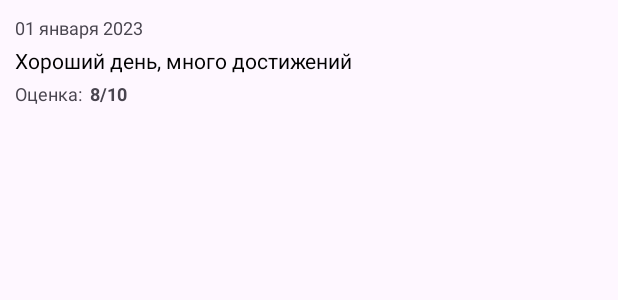
After one commit to app1e-ctrl-c-v/AndroidNerworkMoodDiary, an Android app: the layout activity_item.xml on its own in the app's theme, with its tools: preview values and no code run, on a phone screen of 412 x 824 dp. The commit adds this screen. Shown: the top 300 px of the screen. Run offline under Robolectric (Android 15) with nearby library versions, the phone set to English and light mode, and no system bars.

Commit message:
Добавлена модель для Дневника настроения и адаптер

```diff
--- a/app/src/main/java/com/example/androidnetworkmooddiary/LoginActivity.java
+++ b/app/src/main/java/com/example/androidnetworkmooddiary/LoginActivity.java
@@ -225,11 +225,9 @@ public class LoginActivity extends AppCompatActivity {
         } else {
             inputStream = connection.getErrorStream();
         }
-
         if (inputStream == null) {
             return null;
         }
-
         BufferedReader reader = new BufferedReader(new InputStreamReader(inputStream, "UTF-8"));
         StringBuilder response = new StringBuilder();
         String line;
--- /dev/null
+++ b/app/src/main/res/layout/activity_item.xml
@@ -0,0 +1,47 @@
+<?xml version="1.0" encoding="utf-8"?>
+<LinearLayout xmlns:android="http://schemas.android.com/apk/res/android"
+    android:layout_width="match_parent"
+    android:layout_height="wrap_content"
+    android:padding="10dp"
+    android:orientation="vertical">
+    <TextView
+        android:id="@+id/textDate"
+        android:layout_width="wrap_content"
+        android:layout_height="wrap_content"
+        android:text="01 января 2023"
+        android:textSize="12sp"
+        android:layout_marginBottom="4dp" />
+    <TextView
+        android:id="@+id/textComment"
+        android:layout_width="match_parent"
+        android:layout_height="wrap_content"
+        android:text="Хороший день, много достижений"
+        android:textSize="14sp"
+        android:textColor="@color/black"
+        android:maxLines="3"
+        android:ellipsize="end"
+        android:layout_marginBottom="4dp" />
+    <LinearLayout
+        android:layout_width="wrap_content"
+        android:layout_height="wrap_content"
+        android:orientation="horizontal"
+        android:gravity="center_vertical">
+
+        <TextView
+            android:layout_width="wrap_content"
+            android:layout_height="wrap_content"
+            android:text="Оценка:"
+            android:textSize="12sp"
+            android:layout_marginEnd="5dp" />
+
+        <TextView
+            android:id="@+id/textMoodRating"
+            android:layout_width="wrap_content"
+            android:layout_height="wrap_content"
+            android:text="8/10"
+            android:textSize="12sp"
+            android:textStyle="bold" />
+
+    </LinearLayout>
+
+</LinearLayout>
```
Also changed, not shown: app/src/main/java/com/example/androidnetworkmooddiary/MainActivity.java (+25 -1 lines), app/src/main/java/com/example/androidnetworkmooddiary/adapters/MoodDiaryAdapter.java (added, +57 -0 lines), app/src/main/java/com/example/androidnetworkmooddiary/models/MoodDiary.java (added, +54 -0 lines), app/src/main/res/layout/activity_main.xml (+7 -10 lines).
